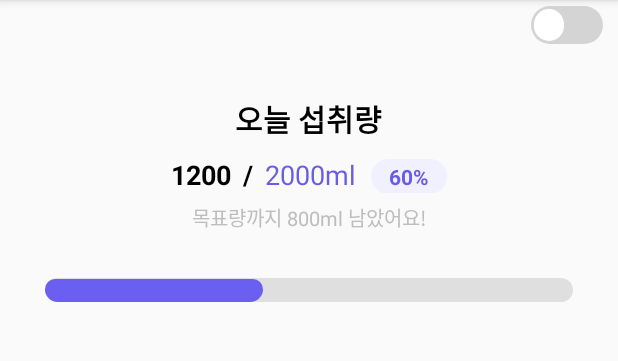
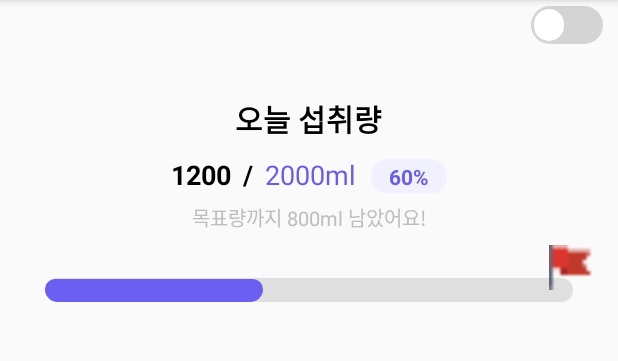
Before and after one commit to CEEDLIVE/Drinking-Water-Assistant, an Android app: the screen it shows after launch (MainActivity), on a phone screen of 412 x 824 dp, the part 84-445 px from its top. Run offline under Robolectric (Android 15) with nearby library versions, the phone set to English and light mode, and no system bars; our stand-ins replace RxJava; libraries missing offline, so code that uses them is left out: io.realm; 14 statements that could not run were skipped.

Commit message:
flag image 추가

```diff
--- a/app/src/main/java/hanmo/com/drinkingwaterassistant/realm/RealmHelper.kt
+++ b/app/src/main/java/hanmo/com/drinkingwaterassistant/realm/RealmHelper.kt
@@ -145,5 +145,4 @@ class RealmHelper {
                 .findAll()
                 .sort("addWaterTime", Sort.DESCENDING)
     }
-
 }
--- a/app/src/main/res/layout/activity_main.xml
+++ b/app/src/main/res/layout/activity_main.xml
@@ -116,6 +116,15 @@
         app:layout_constraintStart_toStartOf="parent"
         app:layout_constraintTop_toBottomOf="@+id/todayWaterText" />
 
+    <ImageView
+        android:layout_width="30dp"
+        android:layout_height="30dp"
+        android:layout_marginBottom="8dp"
+        android:layout_marginEnd="16dp"
+        android:src="@drawable/middle_flag"
+        app:layout_constraintBottom_toBottomOf="@+id/waterProgressbar"
+        app:layout_constraintEnd_toEndOf="parent" />
+
     <android.support.v7.widget.RecyclerView
         android:id="@+id/waterList"
         android:layout_width="0dp"
```
